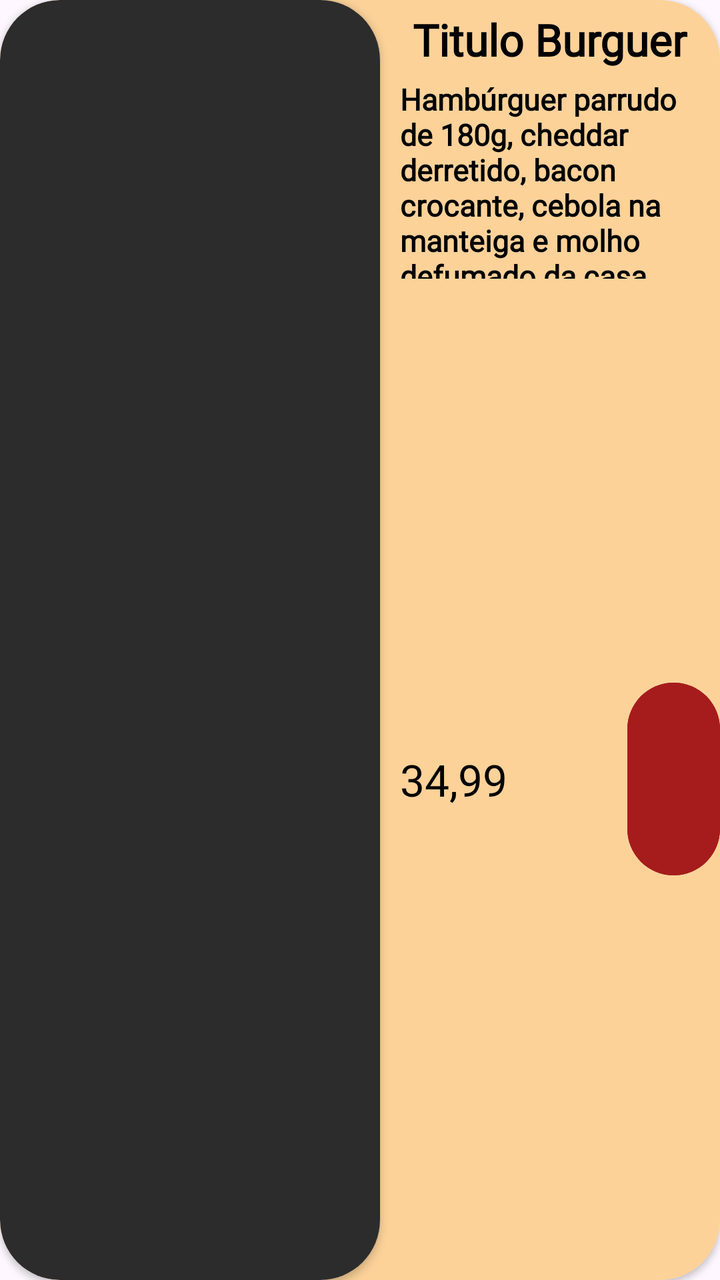
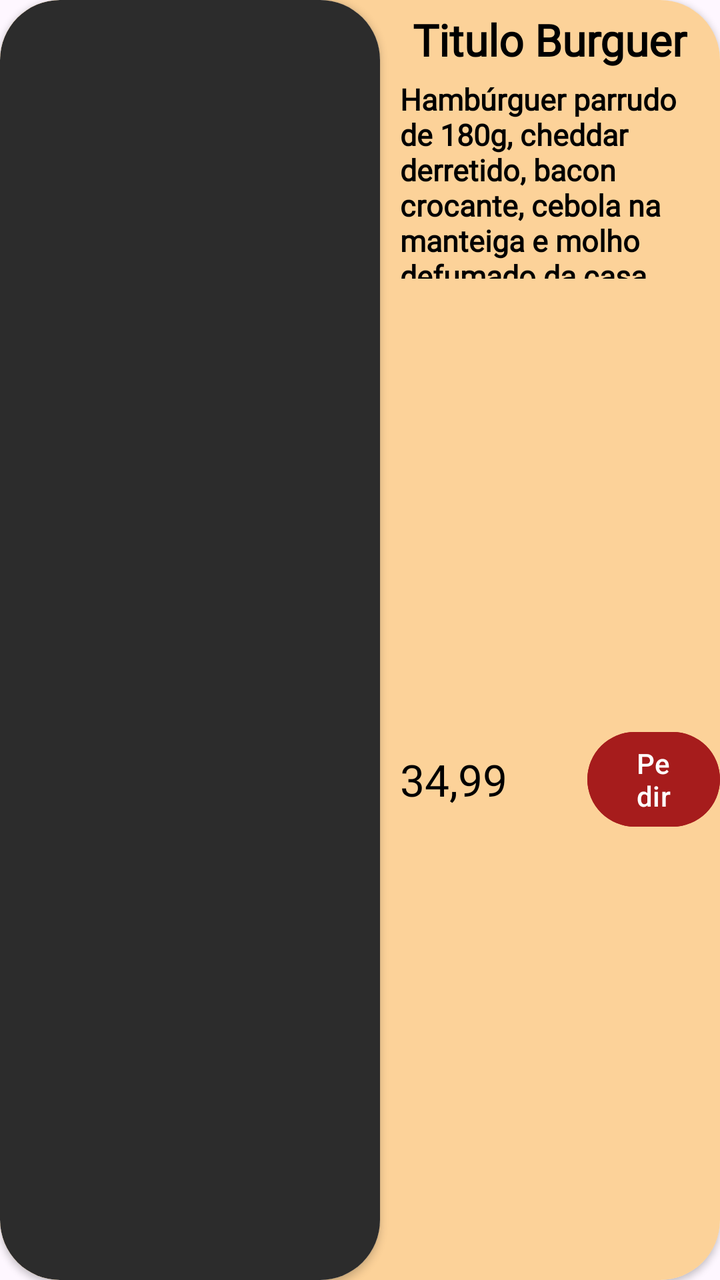

The first picture is an Android layout as it rendered before a commit; the second is the same layout after the commit. The layout source and the unified diff follow.
<!-- AndroidManifest.xml: application theme Theme.VangustApp -->
<!-- res/layout/modelo_favoritos_burguer.xml -->
<?xml version="1.0" encoding="utf-8"?>
<androidx.cardview.widget.CardView xmlns:android="http://schemas.android.com/apk/res/android"
    xmlns:app="http://schemas.android.com/apk/res-auto"
    android:id="@+id/modeloCardFavoritos"
    android:layout_width="420dp"
    android:layout_height="200dp"
    app:cardCornerRadius="30dp"
    android:layout_marginBottom="25dp">

    <LinearLayout
        android:layout_width="match_parent"
        android:layout_height="match_parent"
        android:background="#FCD299"
        android:orientation="horizontal">

        <androidx.cardview.widget.CardView
            app:cardCornerRadius="30dp"
            android:layout_width="190dp"
            android:layout_height="match_parent">
            <ImageView
                android:id="@+id/modeloImagemFavoritos"
                android:layout_width="match_parent"
                android:layout_height="match_parent"
                android:src="#2c2c2c"
                android:scaleType="centerCrop"/>

        </androidx.cardview.widget.CardView>
        
        <LinearLayout
            android:layout_width="match_parent"
            android:layout_height="match_parent"
            android:orientation="vertical">
            
            <TextView
                android:textColor="@color/black"
                android:layout_width="wrap_content"
                android:layout_height="wrap_content"
                android:id="@+id/modeloTituloFavoritos"
                android:text="Titulo Burguer"
                android:fontFamily="@font/oswald_regular"
                android:layout_gravity="center_horizontal"
                android:textSize="22sp"
                android:textStyle="bold"
                android:layout_marginTop="5dp"/>

            <TextView
                android:paddingLeft="10dp"
                android:paddingRight="10dp"
                android:textColor="@color/black"
                android:layout_width="wrap_content"
                android:layout_height="100dp"
                android:id="@+id/modeloDescFavoritos"
                android:text="Hambúrguer parrudo de 180g, cheddar derretido, bacon crocante, cebola na manteiga e molho defumado da casa. No pão brioche pra selar o crime."
                android:fontFamily="@font/roboto_condensed_light"
                android:layout_gravity="center_horizontal"
                android:textSize="15sp"
                android:textStyle="bold"
                android:layout_marginTop="5dp"/>

            <LinearLayout
                android:layout_width="match_parent"
                android:layout_height="match_parent"
                android:orientation="horizontal">

                <TextView
                    android:layout_gravity="center_vertical"
                    android:layout_width="wrap_content"
                    android:layout_height="wrap_content"
                    android:id="@+id/modeloPrecoFavoritos"
                    android:text="34,99"
                    android:fontFamily="@font/roboto_condensed_black"
                    android:textSize="22sp"
                    android:textColor="@color/black"
                    android:textStyle="normal"
                    android:layout_marginLeft="10dp"/>

                <Button
                    android:id="@+id/modeloBtnFavoritos"
                    android:layout_gravity="center_vertical"
                    android:layout_width="wrap_content"
                    android:layout_height="wrap_content"
                    android:text="Pedir"
                    android:layout_marginLeft="60dp"
                    android:backgroundTint="#A61C1C"/>



            </LinearLayout>
            
        </LinearLayout>
        
    </LinearLayout>

</androidx.cardview.widget.CardView>
<!-- resources referenced by this layout -->
<resources>
  <color name="black">#FF000000</color>
  <style name="Theme.VangustApp" parent="Base.Theme.VangustApp" />
  <style name="Base.Theme.VangustApp" parent="Theme.Material3.DayNight.NoActionBar">
          
          
      </style>
</resources>

<!-- the commit's change to res/layout/modelo_favoritos_burguer.xml (unified diff, before → after) -->
@@ -80,7 +80,7 @@
                     android:layout_width="wrap_content"
                     android:layout_height="wrap_content"
                     android:text="Pedir"
-                    android:layout_marginLeft="60dp"
+                    android:layout_marginLeft="40dp"
                     android:backgroundTint="#A61C1C"/>
 
 
